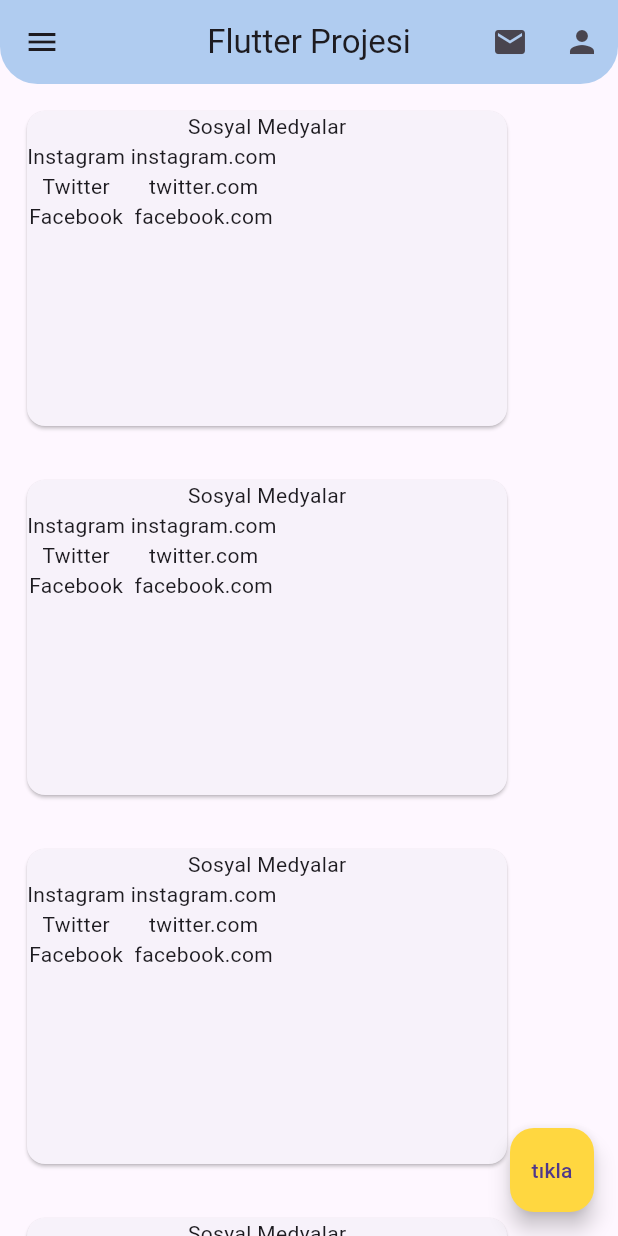
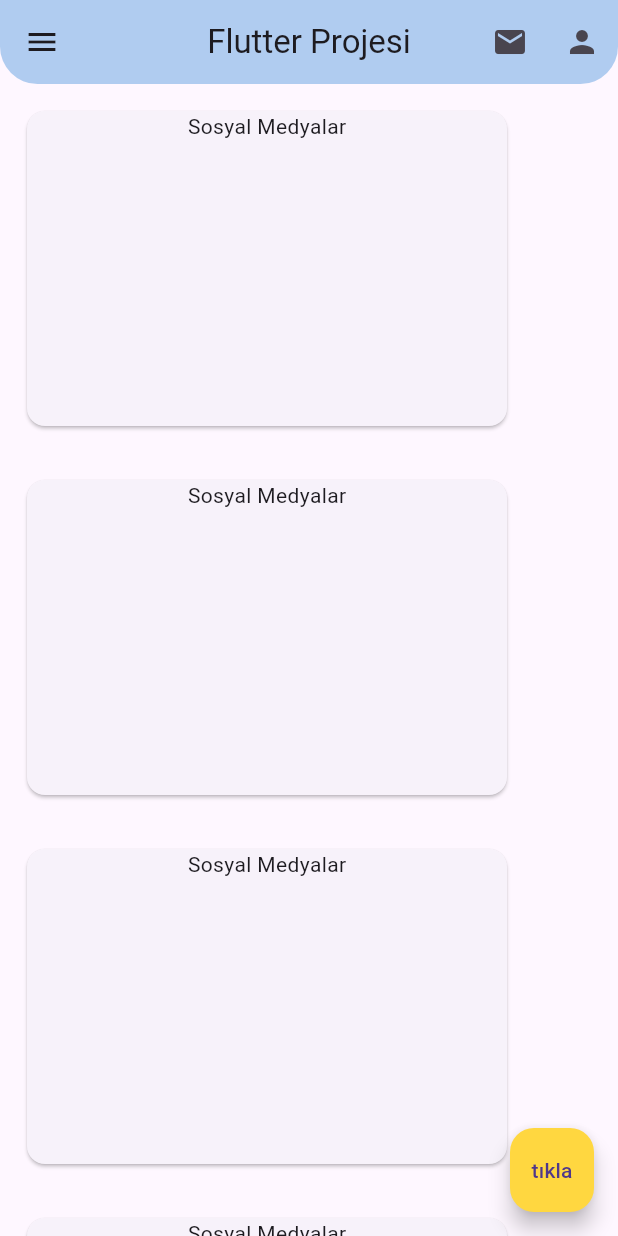
Before and after one commit to kaanertugrulkoc/pLove-PureLove-, a Flutter app: the screen it shows after launch, on a phone screen of 412 x 824 dp. Run offline on Flutter 3.47's test engine with Material 3 defaults, Android fonts, the light colour scheme and no system bars.

Commit message:
Update 0.0_widgetlar.dart

```diff
--- a/lib/0.0_widgetlar.dart
+++ b/lib/0.0_widgetlar.dart
@@ -18,24 +18,6 @@
             child: Column(
               children: [
                 Text("Sosyal Medyalar"),
-                Row(
-                  children: [
-                    Column(
-                      children: [
-                        Text("Instagram "),
-                        Text("Twitter "),
-                        Text("Facebook "),
-                      ],
-                    ),
-                    Column(
-                      children: [
-                        Text("instagram.com"),
-                        Text("twitter.com"),
-                        Text("facebook.com"),
-                      ],
-                    ),
-                  ],
-                ),
               ],
             ),
           ),
```
